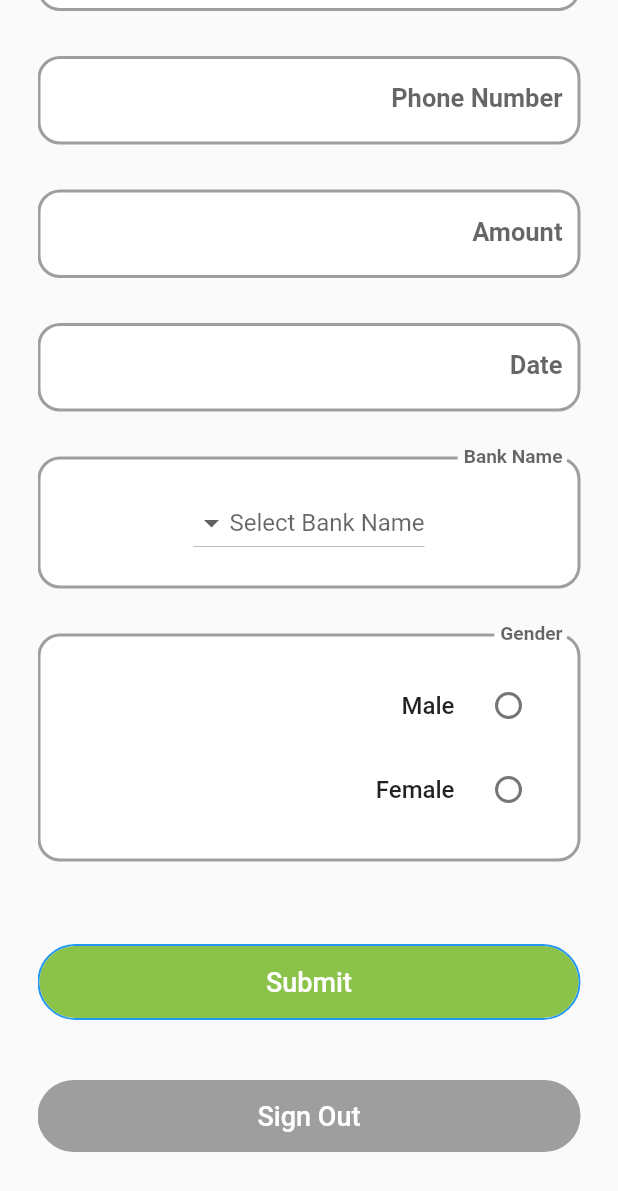
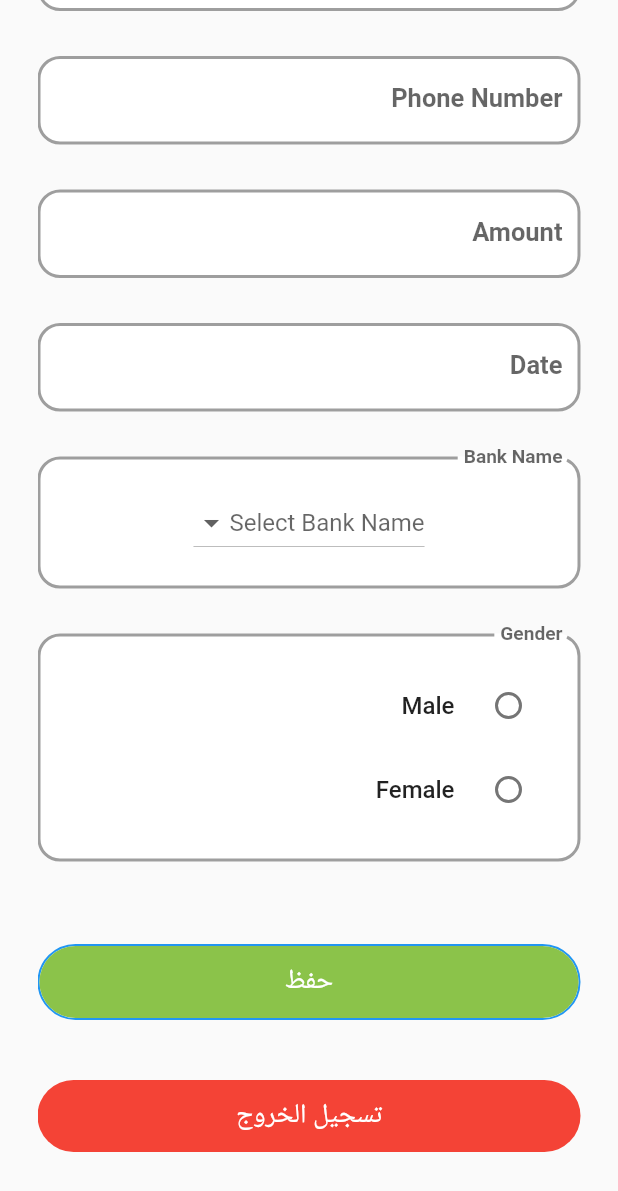
Before and after one commit to mohamedSalah1994/id-scanner-app, a Flutter app: the DynamicFrom screen opened by its route, scrolled down 475 dp, on a phone screen of 412 x 824 dp. Shown: the top 1191 px of the screen. Run offline on Flutter 3.47's test engine with Material 2 defaults, Android fonts, the light colour scheme and no system bars; our stand-ins replace awesome_snackbar_content, device_info_plus, dotted_border, dropdown_button2, flutter_image_slideshow, gallery_saver and 9 more; missing offline and left inert: external_path, flutter_device_identifier; accounts and stored records are empty; network calls fail; Roboto replaces fonts that are missing (Cairo).

Commit message:
ui updates done

```diff
--- a/lib/components/custom_widgets.dart
+++ b/lib/components/custom_widgets.dart
@@ -11,11 +11,11 @@ Column logoText() {
         children: [
           Text(
             'ID ',
-            style: TextStyle(color: AppData.mainColor, fontSize: 34, fontWeight: FontWeight.bold),
+            style: TextStyle(color: AppData.mainColor, fontSize: 50, fontWeight: FontWeight.bold),
           ),
           Text(
             'Scanner',
-            style: TextStyle(color: AppData.primaryFontColor, fontSize: 34, fontWeight: FontWeight.bold),
+            style: TextStyle(color: AppData.primaryFontColor, fontSize: 50, fontWeight: FontWeight.bold),
           ),
         ],
       ),
@@ -53,5 +53,6 @@ MyText inputLabel(String text) {
     containerAlignment: Alignment.centerRight,
     fontSize: 17,
     fontWeight: FontWeight.w500,
+
   );
 }
--- a/lib/components/my_text.dart
+++ b/lib/components/my_text.dart
@@ -9,7 +9,6 @@ class MyText extends StatelessWidget {
   final Alignment? containerAlignment;
   final TextAlign? textAlign;
   final TextStyle? textStyle;
-
 
   const MyText({
     Key? key,
@@ -35,7 +34,7 @@ class MyText extends StatelessWidget {
               color: color ?? Colors.black,
               fontWeight: fontWeight,
               fontSize: fontSize,
-              fontFamily: 'Metropolis',
+
             ),
         textAlign: textAlign ?? TextAlign.center,
       ),
--- a/lib/main.dart
+++ b/lib/main.dart
@@ -36,9 +36,9 @@ class MyApp extends StatelessWidget {
   Widget build(BuildContext context) {
     return GetMaterialApp(
 
-      // theme: ThemeData(
-      //   textTheme: GoogleFonts.cairoTextTheme()
-      // ),
+      theme: ThemeData(
+        textTheme: GoogleFonts.cairoTextTheme()
+      ),
       debugShowCheckedModeBanner: false,
       initialBinding: AppBindings(),
       initialRoute: Welcome.id,
--- a/lib/screens/add_card.dart
+++ b/lib/screens/add_card.dart
@@ -217,7 +217,7 @@ class _AddCardState extends State<AddCard> {
                     RoundedButton(
                       color: AppData.mainColor,
                       child: const MyText(
-                          text: 'إنشاء', color: Colors.white, fontSize: 18 ,),
+                          text: 'إنشاء', color: Colors.white, fontSize: 20),
                       onPressed: () => controller.createCard(),
                     ),
                     const SizedBox(height: 15),
--- a/lib/screens/dynamic_form.dart
+++ b/lib/screens/dynamic_form.dart
@@ -184,7 +184,7 @@ class _DynamicFromState extends State<DynamicFrom> {
                     const SizedBox(height: 40),
                     RoundedButton(
                       child: const Text(
-                        'Submit',
+                        'حفظ',
                         style: TextStyle(color: Colors.white, fontSize: 18),
                       ),
                       hasBorder: true,
@@ -209,11 +209,11 @@ class _DynamicFromState extends State<DynamicFrom> {
                       builder: (controller) {
                         return RoundedButton(
                           child: const Text(
-                            'Sign Out',
+                            'تسجيل الخروج',
                             style: TextStyle(color: Colors.white, fontSize: 18),
                           ),
                           hasBorder: false,
-                          color: Colors.grey,
+                          color: Colors.red,
                           onPressed: () {
                             controller.sendLogOut(context);
                           },
--- a/lib/screens/login.dart
+++ b/lib/screens/login.dart
@@ -23,10 +23,11 @@ class Login extends StatelessWidget {
             child: ListView(
               shrinkWrap: true,
               children: [
-                titleText('تسجيل الدخول' , fontSize: 40),
+
+               logoText(),
 
                 const SizedBox(height: 17),
-                smallText('Add your details to login'),
+
                 const SizedBox(height: 35),
                 TextField(
                   decoration:  InputDecoration(
--- a/lib/screens/welcome.dart
+++ b/lib/screens/welcome.dart
@@ -60,12 +60,12 @@ class _WelcomeState extends State<Welcome> {
                       child: Row(
                         mainAxisAlignment: MainAxisAlignment.center,
                         children: const [
-                          Text('Let\'s Start',
+                          Text('إبدأ الأن',
                               style:
-                                  TextStyle(color: Colors.white, fontSize: 16)),
+                                  TextStyle(color: Colors.white, fontSize: 18)),
                           SizedBox(width: 50),
                           Icon(Icons.arrow_forward_outlined,
-                              color: Colors.white, size: 22),
+                              color: Colors.white, size: 24),
                         ],
                       ),
                       onPressed: () async {
```
Also changed, not shown: lib/screens/scan_image.dart (+7 -6 lines), lib/widgets/cards_list.dart (+15 -15 lines).
